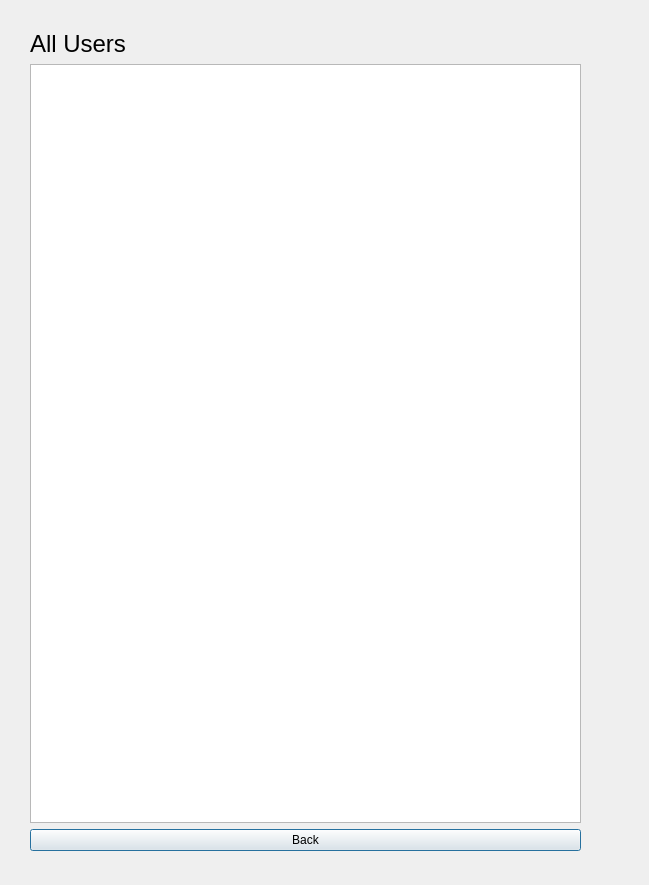
Old version of the form Assignment2/C++/ServerFinal/allusers.ui in the repository faranahmad/COP290.
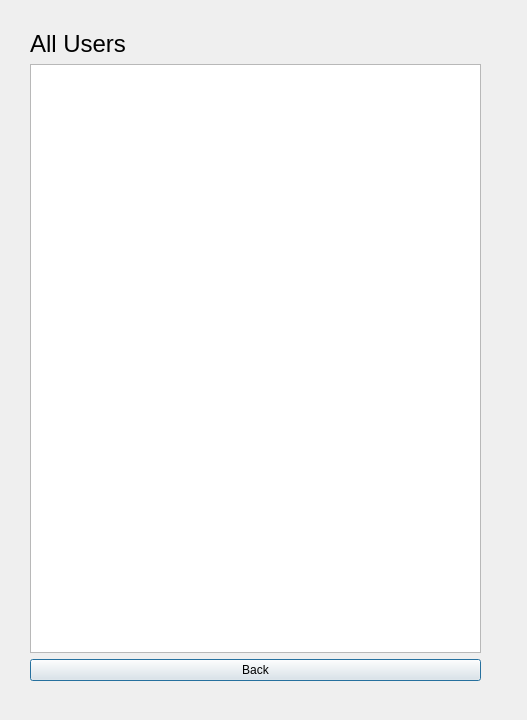
New version of the form.

Patch:
```diff
--- a/Assignment2/C++/ServerFinal/allusers.ui
+++ b/Assignment2/C++/ServerFinal/allusers.ui
@@ -6,8 +6,8 @@
    <rect>
     <x>0</x>
     <y>0</y>
-    <width>649</width>
-    <height>885</height>
+    <width>527</width>
+    <height>720</height>
    </rect>
   </property>
   <property name="windowTitle">
@@ -18,8 +18,8 @@
     <rect>
      <x>30</x>
      <y>30</y>
-     <width>551</width>
-     <height>821</height>
+     <width>451</width>
+     <height>651</height>
     </rect>
    </property>
    <layout class="QVBoxLayout" name="verticalLayout_3">
```
